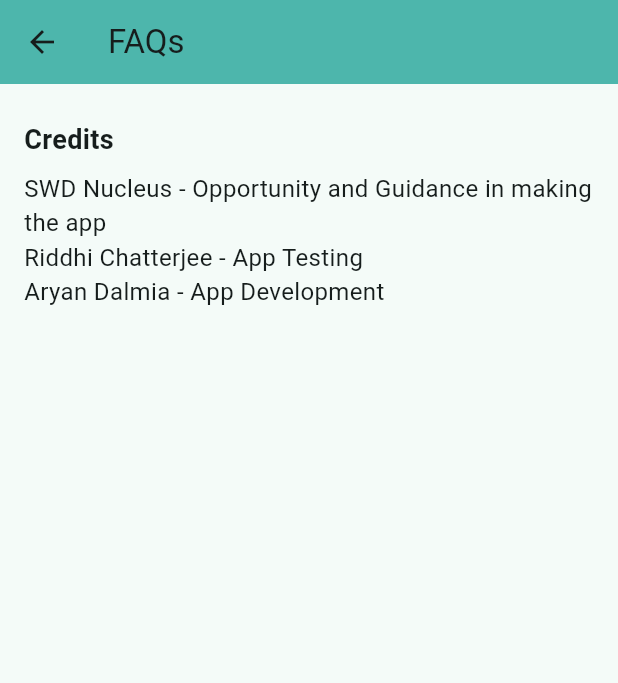
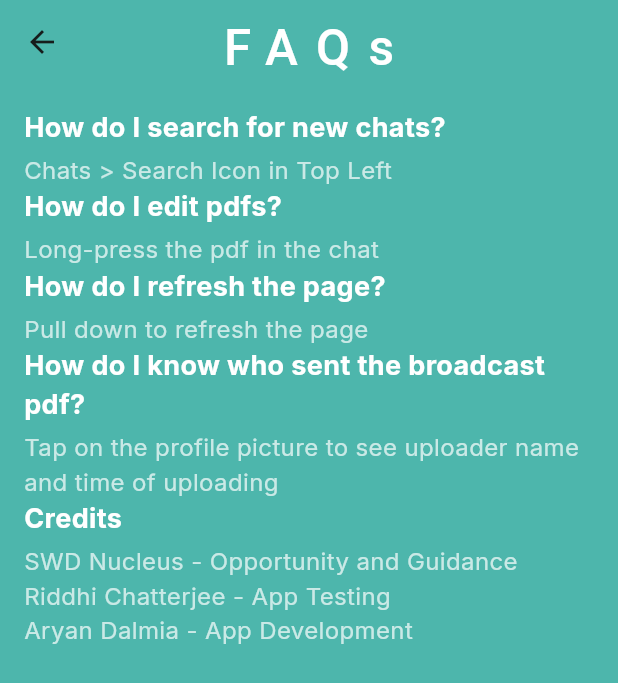
Before and after one commit to RCR0101/padhaihub_rcr, a Flutter app: the FaqPage screen opened directly, on a phone screen of 412 x 824 dp. Shown: the top 683 px of the screen. Run offline on Flutter 3.47's test engine with Material 3 defaults, Android fonts, the phone set to English and light mode, and no system bars; our stand-ins replace bloc, cloud_firestore, dio, equatable, file_picker, firebase_auth and 11 more; missing offline and left inert: flutter_pdfview; accounts and stored records are empty; Roboto replaces fonts that are missing (Abel).

Commit message:
style(faq): revamped page to be in line with rest of app, added slide animations

```diff
--- a/lib/faq_page.dart
+++ b/lib/faq_page.dart
@@ -1,49 +1,142 @@
 import 'package:flutter/material.dart';
+import 'package:flutter/cupertino.dart';
+import 'package:google_fonts/google_fonts.dart';
 
-class FaqPage extends StatelessWidget {
+class FaqPage extends StatefulWidget {
   const FaqPage({Key? key}) : super(key: key);
 
   @override
+  _FaqPageState createState() => _FaqPageState();
+}
+
+class _FaqPageState extends State<FaqPage> with SingleTickerProviderStateMixin {
+  late final AnimationController _controller;
+
+  @override
+  void initState() {
+    super.initState();
+    // Increase the duration to slow down the animation
+    _controller = AnimationController(
+      duration: const Duration(milliseconds: 1500), // Slowed down the animation
+      vsync: this,
+    );
+    _controller.forward();
+  }
+
+  @override
+  void dispose() {
+    _controller.dispose();
+    super.dispose();
+  }
+
+  @override
   Widget build(BuildContext context) {
-    // ignore: deprecated_member_use
+    final Size screenSize = MediaQuery.of(context).size;
     return WillPopScope(
       onWillPop: () {
-        Navigator.pop(context); // Pop the current route
         return Future.value(true);
       },
       child: Scaffold(
+        backgroundColor: Colors.teal.shade300,
         appBar: AppBar(
-          title: Text("FAQs"),
+          centerTitle: true,
+          title: Padding(
+            padding: const EdgeInsets.only(top: 8.0), // Shifts the title down
+            child: Text(
+              'FAQs',
+              style: GoogleFonts.abel(
+                textStyle: TextStyle(
+                  color: Colors.white,
+                  fontSize: screenSize.width * 0.08,
+                  fontWeight: FontWeight.w500,
+                  letterSpacing: screenSize.width * 0.03,
+                ),
+              ),
+            ),
+          ),
           backgroundColor: Colors.teal.shade300,
         ),
-        body: Padding(
-          padding: const EdgeInsets.all(16.0),
-          child: ListView(
-            children: [
-              _buildFaqQuestion("Credits"),
-              _buildFaqAnswer(
-                  "SWD Nucleus - Opportunity and Guidance in making the app\nRiddhi Chatterjee - App Testing\nAryan Dalmia - App Development"),
-            ],
+        body: SafeArea(
+          child: Padding(
+            padding: const EdgeInsets.all(16.0),
+            child: ListView.builder(
+              itemCount: 5,
+              itemBuilder: (context, index) {
+                // Create a staggered animation for each item
+                final animation = Tween<Offset>(
+                  begin: const Offset(-1, 0),
+                  end: Offset.zero,
+                ).animate(
+                  CurvedAnimation(
+                    parent: _controller,
+                    // Each item's animation is delayed by 100ms more than the previous one
+                    curve: Interval(
+                      (index / 5) * 0.5, // Staggered start time
+                      0.8, // Extended end time to slow the animation
+                      curve: Curves.easeOut,
+                    ),
+                  ),
+                );
+
+                return _buildFaqItem(index, context, animation);
+              },
+            ),
           ),
         ),
       ),
     );
   }
 
-  Widget _buildFaqQuestion(String question) {
-    return Padding(
-      padding: const EdgeInsets.symmetric(vertical: 8.0),
-      child: Text(
-        question,
-        style: TextStyle(fontWeight: FontWeight.bold, fontSize: 18),
+  Widget _buildFaqItem(
+      int index, BuildContext context, Animation<Offset> animation) {
+    final faqItems = [
+      {
+        "question": "How do I search for new chats?",
+        "answer": "Chats > Search Icon in Top Left"
+      },
+      {
+        "question": "How do I edit pdfs?",
+        "answer": "Long-press the pdf in the chat"
+      },
+      {
+        "question": "How do I refresh the page?",
+        "answer": "Pull down to refresh the page"
+      },
+      {
+        "question": "How do I know who sent the broadcast pdf?",
+        "answer":
+            "Tap on the profile picture to see uploader name and time of uploading"
+      },
+      {
+        "question": "Credits",
+        "answer":
+            "SWD Nucleus - Opportunity and Guidance\nRiddhi Chatterjee - App Testing\nAryan Dalmia - App Development"
+      },
+    ];
+
+    return SlideTransition(
+      position: animation,
+      child: Column(
+        crossAxisAlignment: CrossAxisAlignment.start,
+        children: [
+          Text(
+            faqItems[index]["question"]!,
+            style: GoogleFonts.inter(
+              fontWeight: FontWeight.bold,
+              fontSize: 18,
+              color: Colors.white,
+            ),
+          ),
+          SizedBox(height: 4),
+          Text(
+            faqItems[index]["answer"]!,
+            style: GoogleFonts.inter(
+              fontSize: 16,
+              color: Colors.white70,
+            ),
+          ),
+        ],
       ),
     );
   }
-
-  Widget _buildFaqAnswer(String answer) {
-    return Padding(
-      padding: const EdgeInsets.only(bottom: 8.0),
-      child: Text(answer, style: TextStyle(fontSize: 16)),
-    );
-  }
 }
```
